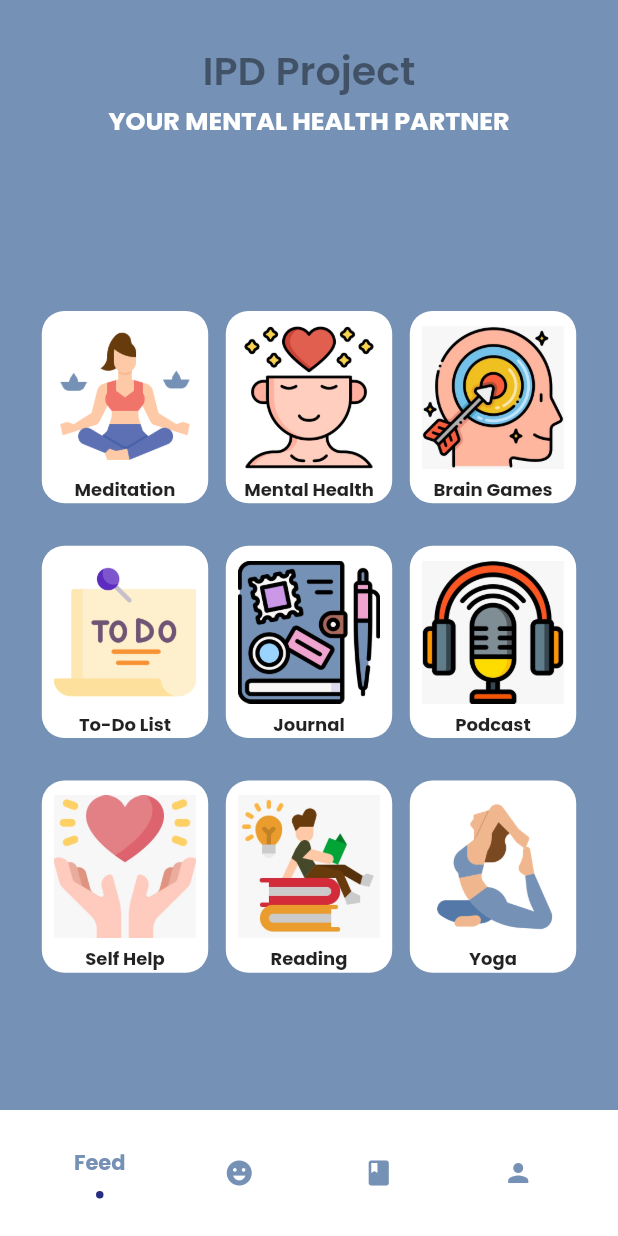
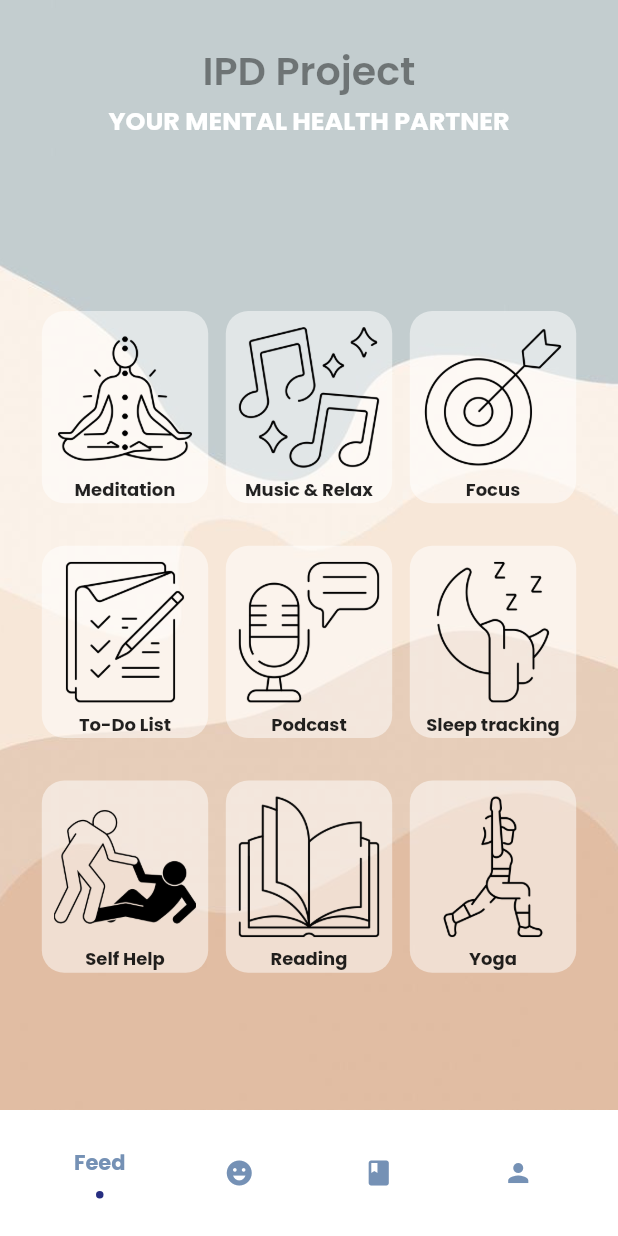
Before and after one commit to neminsheth/mental-health-assistant, a Flutter app: the screen it shows after launch, on a phone screen of 412 x 824 dp. Run offline on Flutter 3.47's test engine with Material 2 defaults, Android fonts, the phone set to English and light mode, and no system bars; drawn by our look-alikes of flashy_tab_bar2; our stand-ins replace animated_toggle_switch, audioplayers, circular_countdown_timer, fl_chart, flutter_svg, readmore and 1 more; missing offline and left inert: dotted_dashed_line, simple_animation_progress_bar, video_thumbnail_imageview; key blocks and very long unbroken strings in the code were emptied for the run.

Commit message:
Feed page UI completed

```diff
--- a/lib/feed/feed.dart
+++ b/lib/feed/feed.dart
@@ -23,8 +23,14 @@ class FeedPage extends StatelessWidget {
     final double heightRatio = size.height / originalHeight;
 
     return Scaffold(
-      backgroundColor: Color(0xFF7591B5),
-      body: SingleChildScrollView(
+      body: Container(
+        decoration: BoxDecoration(
+          image: DecorationImage(
+            image: AssetImage("assets/images/background_feed.jpeg"),
+            fit: BoxFit.cover,
+          ),
+        ),
+        child: SingleChildScrollView(
           child: SafeArea(
             child: Column(
               mainAxisSize: MainAxisSize.max,
@@ -67,7 +73,7 @@ class FeedPage extends StatelessWidget {
                         children: [
                           _buildActivityIcon(
                             'Meditation',
-                          'assets/icons/meditation.png',
+                            'assets/images/meditate_outlineimg.png',
                                 () {
                               Navigator.push(
                                 context,
@@ -78,8 +84,8 @@ class FeedPage extends StatelessWidget {
                             heightRatio,
                           ),
                           _buildActivityIcon(
-                          'Mental Health',
-                          'assets/icons/mental-health.png',
+                            'Music & Relax',
+                            'assets/images/music_outlineimg.png',
                                 () {
                               Navigator.push(
                                 context,
@@ -90,8 +96,8 @@ class FeedPage extends StatelessWidget {
                             heightRatio,
                           ),
                           _buildActivityIcon(
-                          'Brain Games',
-                          'assets/icons/brain_games.JPG',
+                            'Focus',
+                            'assets/images/focus_outlineimg.png',
                                 () {
                               Navigator.push(
                                 context,
@@ -109,7 +115,7 @@ class FeedPage extends StatelessWidget {
                         children: [
                           _buildActivityIcon(
                             'To-Do List',
-                          'assets/icons/to-do-list.png',
+                            'assets/images/to-do list_outlineimg.png',
                                 () {
                               Navigator.push(
                                 context,
@@ -120,8 +126,8 @@ class FeedPage extends StatelessWidget {
                             heightRatio,
                           ),
                           _buildActivityIcon(
-                          'Journal',
-                          'assets/icons/notebook.png',
+                            'Podcast',
+                            'assets/images/podcast_outlineimg.png',
                                 () {
                               // Navigate to journal page
                             },
@@ -129,8 +135,8 @@ class FeedPage extends StatelessWidget {
                             heightRatio,
                           ),
                           _buildActivityIcon(
-                          'Podcast',
-                          'assets/icons/podcast.JPG',
+                            'Sleep tracking',
+                            'assets/images/sleep track_outlineimg.png',
                                 () {
                               Navigator.push(
                                 context,
@@ -148,7 +154,7 @@ class FeedPage extends StatelessWidget {
                         children: [
                           _buildActivityIcon(
                             'Self Help',
-                          'assets/icons/hand.JPG',
+                            'assets/images/self help_outlineimg.png',
                                 () {
                               Navigator.push(
                                 context,
@@ -161,7 +167,7 @@ class FeedPage extends StatelessWidget {
                           ),
                           _buildActivityIcon(
                             'Reading',
-                          'assets/icons/reading.JPG',
+                            'assets/images/reading_outlineimg.png',
                                 () {
                               Navigator.push(
                                 context,
@@ -173,7 +179,7 @@ class FeedPage extends StatelessWidget {
                           ),
                           _buildActivityIcon(
                             'Yoga',
-                          'assets/icons/yoga (1).png',
+                            'assets/images/exercise_outlineimg.png',
                                 () {
                               Navigator.push(
                                 context,
@@ -192,6 +198,7 @@ class FeedPage extends StatelessWidget {
             ),
           ),
         ),
+      ),
     );
   }
 
@@ -204,8 +211,9 @@ class FeedPage extends StatelessWidget {
           width: 105 * widthRatio,
           height: 140 * heightRatio, // Adjusted height to accommodate the text
           decoration: BoxDecoration(
-            color: AppColors.white,
+            color: Colors.white.withOpacity(0.5),
             borderRadius: BorderRadius.circular(15),
+            //backdropFilter: ImageFilter.blur(sigmaX: 5.0, sigmaY: 5.0), // Apply blur effect
           ),
           child: Column(
             mainAxisAlignment: MainAxisAlignment.center,
@@ -225,7 +233,6 @@ class FeedPage extends StatelessWidget {
                   fontFamily: 'Poppins',
                   fontSize: 12, // Adjust the font size as needed
                   fontWeight: FontWeight.bold,
-
                 ),
               ),
             ],
@@ -234,5 +241,4 @@ class FeedPage extends StatelessWidget {
       ),
     );
   }
-
 }
```
Also changed, not shown: assets/images/background_feed.jpeg (added), assets/images/exercise_outlineimg.png (added), assets/images/focus_outlineimg.png (added), assets/images/meditate_outlineimg.png (added), assets/images/music_outlineimg.png (added), assets/images/podcast_outlineimg.png (added), assets/images/reading_outlineimg.png (added), assets/images/self help_outlineimg.png (added), assets/images/sleep track_outlineimg.png (added), assets/images/to-do list_outlineimg.png (added). Lines whose indentation alone changed are shown as unchanged.
